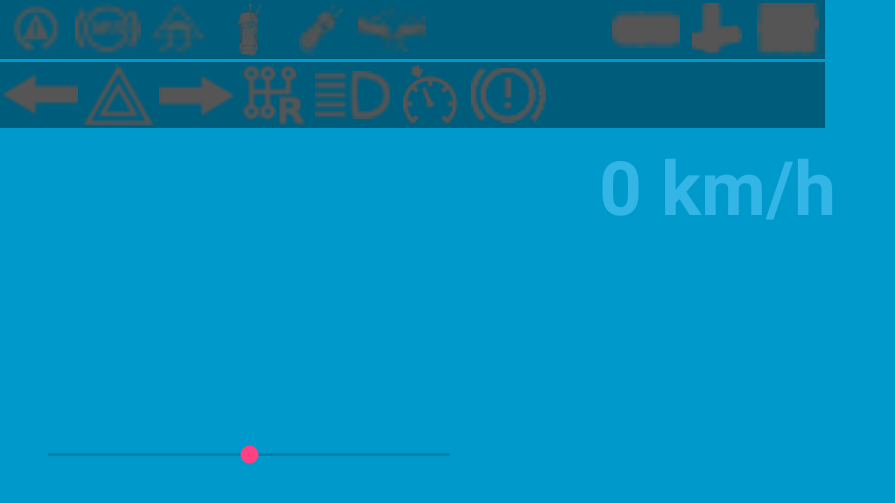
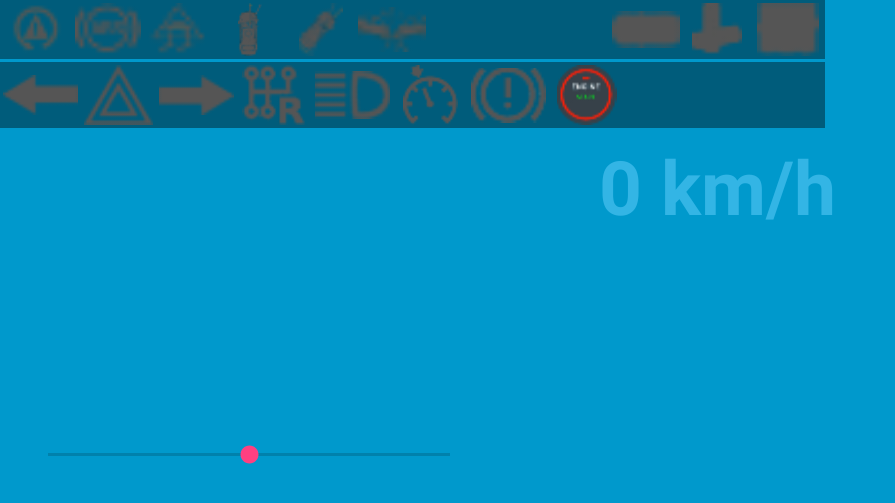
Before and after one commit to BILLyTheLiTTle/RCController, an Android app: the screen it shows after launch (RCControllerActivity), on a phone screen of 824 x 412 dp (held sideways). Shown: the top 503 px of the screen, without its empty margins (0-895 px from the left). Run offline under Robolectric (Android 15) with nearby library versions, the light colour scheme and no system bars; plain views replace VerticalSeekBar, VerticalSeekBarWrapper; 1 statement that could not run was skipped.

Commit message:
Engine Start -n- Stop icons

```diff
--- a/app/src/main/res/layout/activity_rccontroller.xml
+++ b/app/src/main/res/layout/activity_rccontroller.xml
@@ -279,6 +279,18 @@
         app:layout_constraintTop_toTopOf="@+id/feedback_area_info"
         app:srcCompat="@drawable/handbrake_off" />
 
+    <ImageView
+        android:id="@+id/engineStartStop_imageView"
+        android:layout_width="50dp"
+        android:layout_height="40dp"
+        android:layout_marginLeft="2dp"
+        android:layout_marginStart="2dp"
+        android:layout_marginTop="2dp"
+        android:scaleType="fitCenter"
+        app:layout_constraintStart_toEndOf="@+id/handbrake_imageView"
+        app:layout_constraintTop_toTopOf="@+id/feedback_area_info"
+        app:srcCompat="@drawable/engine_stopped_start_action" />
+
     <SeekBar
         android:id="@+id/steering_seekBar"
         android:layout_width="300dp"
```
Also changed, not shown: app/src/main/res/drawable-xxhdpi/engine_started_stop_action.png (added), app/src/main/res/drawable-xxhdpi/engine_stopped_start_action.png (added), 2 other files.
